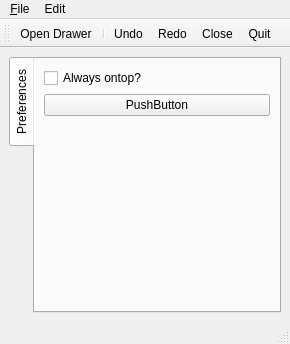
Above: CPP/xCalc/src/main/mainwindow.ui from porfirioribeiro/resplacecode before the change. Below: the same form after it.
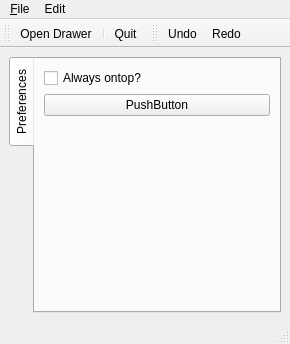
That is the form after the change. Icons and pictures are not drawn.

Commit message: Worked on undo/redo framework Added shortcuts to Calc

The edit to the form file:
```diff
--- a/CPP/xCalc/src/main/mainwindow.ui
+++ b/CPP/xCalc/src/main/mainwindow.ui
@@ -114,10 +114,20 @@
    </attribute>
    <addaction name="actionOpenDrawer"/>
    <addaction name="separator"/>
+   <addaction name="actionExit"/>
+  </widget>
+  <widget class="QToolBar" name="undoRedoToolbar">
+   <property name="windowTitle">
+    <string>toolBar</string>
+   </property>
+   <attribute name="toolBarArea">
+    <enum>TopToolBarArea</enum>
+   </attribute>
+   <attribute name="toolBarBreak">
+    <bool>false</bool>
+   </attribute>
    <addaction name="actionUndo"/>
    <addaction name="actionRedo"/>
-   <addaction name="actionClose"/>
-   <addaction name="actionExit"/>
   </widget>
   <action name="actionOpenDrawer">
    <property name="icon">
```
Left out of the diff: 6 changed lines with no effect on the pictures. The commit also changes 9 other files.
